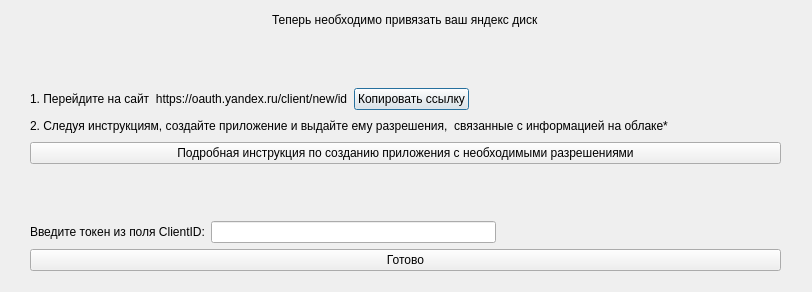
Qt form app_windows/templates/oauth_yandex_dialog.ui (bloodofspring/yandex_drive_desktop) before a commit.
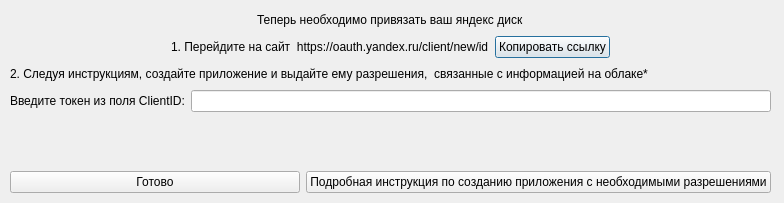
The same form after that commit.

Commit message: feat: Подправлен дизайн окна получения токена

```diff
--- a/app_windows/templates/oauth_yandex_dialog.ui
+++ b/app_windows/templates/oauth_yandex_dialog.ui
@@ -6,8 +6,8 @@
    <rect>
     <x>0</x>
     <y>0</y>
-    <width>812</width>
-    <height>292</height>
+    <width>784</width>
+    <height>203</height>
    </rect>
   </property>
   <property name="windowTitle">
@@ -16,10 +16,10 @@
   <widget class="QWidget" name="verticalLayoutWidget">
    <property name="geometry">
     <rect>
-     <x>30</x>
+     <x>10</x>
      <y>10</y>
-     <width>751</width>
-     <height>261</height>
+     <width>761</width>
+     <height>183</height>
     </rect>
    </property>
    <layout class="QVBoxLayout" name="verticalLayout">
@@ -60,21 +60,21 @@
       </item>
      </layout>
     </item>
-    <item>
-     <spacer name="verticalSpacer_2">
-      <property name="orientation">
-       <enum>Qt::Vertical</enum>
-      </property>
-      <property name="sizeHint" stdset="0">
-       <size>
-        <width>20</width>
-        <height>40</height>
-       </size>
-      </property>
-     </spacer>
-    </item>
     <item>
      <layout class="QHBoxLayout" name="horizontalLayout">
+      <item>
+       <spacer name="horizontalSpacer_3">
+        <property name="orientation">
+         <enum>Qt::Horizontal</enum>
+        </property>
+        <property name="sizeHint" stdset="0">
+         <size>
+          <width>40</width>
+          <height>20</height>
+         </size>
+        </property>
+       </spacer>
+      </item>
       <item>
        <widget class="QLabel" name="label_4">
         <property name="text">
@@ -128,26 +128,6 @@
       </item>
      </layout>
     </item>
-    <item>
-     <widget class="QPushButton" name="app_creation_instruction">
-      <property name="text">
-       <string>Подробная инструкция по созданию приложения с необходимыми разрешениями</string>
-      </property>
-     </widget>
-    </item>
-    <item>
-     <spacer name="verticalSpacer">
-      <property name="orientation">
-       <enum>Qt::Vertical</enum>
-      </property>
-      <property name="sizeHint" stdset="0">
-       <size>
-        <width>20</width>
-        <height>40</height>
-       </size>
-      </property>
-     </spacer>
-    </item>
     <item>
      <layout class="QHBoxLayout" name="horizontalLayout_4">
       <item>
@@ -160,27 +140,38 @@
       <item>
        <widget class="QLineEdit" name="client_id_field"/>
       </item>
+     </layout>
+    </item>
       <item>
-       <spacer name="horizontalSpacer_7">
+     <spacer name="verticalSpacer">
         <property name="orientation">
-         <enum>Qt::Horizontal</enum>
+       <enum>Qt::Vertical</enum>
         </property>
         <property name="sizeHint" stdset="0">
          <size>
-          <width>40</width>
-          <height>20</height>
+        <width>20</width>
+        <height>40</height>
          </size>
         </property>
        </spacer>
       </item>
-     </layout>
-    </item>
+    <item>
+     <layout class="QHBoxLayout" name="horizontalLayout_5">
     <item>
      <widget class="QPushButton" name="submit">
       <property name="text">
        <string>Готово</string>
       </property>
      </widget>
+      </item>
+      <item>
+       <widget class="QPushButton" name="app_creation_instruction">
+        <property name="text">
+         <string>Подробная инструкция по созданию приложения с необходимыми разрешениями</string>
+        </property>
+       </widget>
+      </item>
+     </layout>
     </item>
    </layout>
   </widget>
```
Lines whose indentation alone changed are shown as unchanged.
